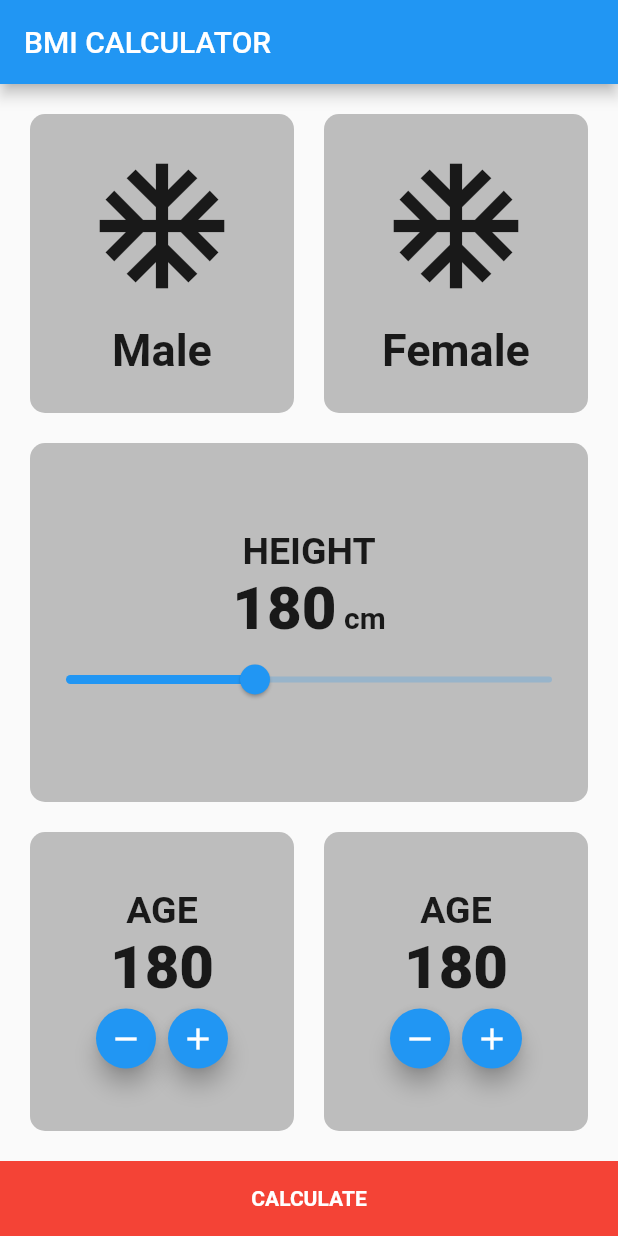
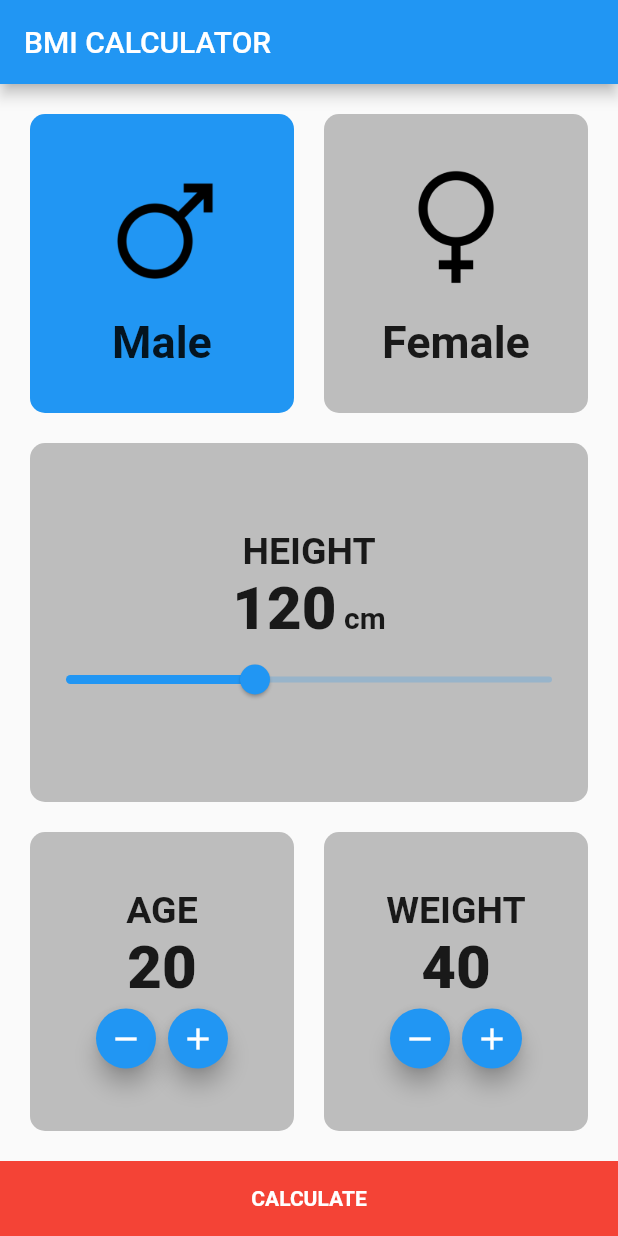
Before and after one commit to Karim-Monir/BMI_Module, a Flutter app: the screen it shows after launch, on a phone screen of 412 x 824 dp. Run offline on Flutter 3.47's test engine with Material 2 defaults, Android fonts, the phone set to English and light mode, and no system bars.

Commit message:
responsive

```diff
--- a/lib/first_screen.dart
+++ b/lib/first_screen.dart
@@ -1,3 +1,6 @@
+import 'dart:math';
+
+import 'package:bmi_module/bmi_result_screen.dart';
 import 'package:flutter/material.dart';
 
 class FirstScreen extends StatefulWidget {
@@ -8,6 +11,11 @@ class FirstScreen extends StatefulWidget {
 }
 
 class _FirstScreenState extends State<FirstScreen> {
+  bool isMale = true;
+  double height = 120.0;
+  int age = 20;
+  int weight = 40;
+
   @override
   Widget build(BuildContext context) {
     return Scaffold(
@@ -24,13 +32,22 @@ class _FirstScreenState extends State<FirstScreen> {
               child: Row(
                 children: [
                   Expanded(
+                    child: GestureDetector(
+                      onTap: () {
+                        setState(() {
+                          isMale = true;
+                        });
+                      },
                       child: Container(
                         child: Column(
                           mainAxisAlignment: MainAxisAlignment.center,
                           children: [
-                          Icon(
-                            Icons.ac_unit_sharp,
-                            size: 100.0,
+                            Image(
+                              image: AssetImage(
+                                'assets/images/male.png',
+                              ),
+                              height: 90.0,
+                              width: 90.0,
                             ),
                             SizedBox(
                               height: 15.0,
@@ -46,7 +63,8 @@ class _FirstScreenState extends State<FirstScreen> {
                         ),
                         decoration: BoxDecoration(
                           borderRadius: BorderRadius.circular(10.0),
-                        color: Colors.grey[400],
+                          color: isMale ? Colors.blue : Colors.grey[400],
+                        ),
                       ),
                     ),
                   ),
@@ -54,13 +72,22 @@ class _FirstScreenState extends State<FirstScreen> {
                     width: 20.0,
                   ),
                   Expanded(
+                    child: GestureDetector(
+                      onTap: () {
+                        setState(() {
+                          isMale = false;
+                        });
+                      },
                       child: Container(
                         child: Column(
                           mainAxisAlignment: MainAxisAlignment.center,
                           children: [
-                          Icon(
-                            Icons.ac_unit_sharp,
-                            size: 100.0,
+                            Image(
+                              image: AssetImage(
+                                'assets/images/female.png',
+                              ),
+                              height: 90.0,
+                              width: 90.0,
                             ),
                             SizedBox(
                               height: 15.0,
@@ -76,7 +103,8 @@ class _FirstScreenState extends State<FirstScreen> {
                         ),
                         decoration: BoxDecoration(
                           borderRadius: BorderRadius.circular(10.0),
-                        color: Colors.grey[400],
+                          color: isMale ? Colors.grey[400] : Colors.blue,
+                        ),
                       ),
                     ),
                   ),
@@ -110,7 +138,7 @@ class _FirstScreenState extends State<FirstScreen> {
                       mainAxisAlignment: MainAxisAlignment.center,
                       children: [
                         Text(
-                          '180',
+                          '${height.round()}',
                           style: TextStyle(
                             fontSize: 40.0,
                             fontWeight: FontWeight.w900,
@@ -129,11 +157,13 @@ class _FirstScreenState extends State<FirstScreen> {
                       ],
                     ),
                     Slider(
-                      value: 120.0, //start value
+                      value: height, //start value
                       max: 230.0, // maximum of slider
                       min: 50.0, // minimum of slider
                       onChanged: (value) {
-                        print(value.round());
+                        setState(() {
+                          height = value;
+                        });
                       },
                     ),
                   ],
@@ -163,7 +193,7 @@ class _FirstScreenState extends State<FirstScreen> {
                             ),
                           ),
                           Text(
-                            '180',
+                            '$age',
                             style: TextStyle(
                               fontSize: 40.0,
                               fontWeight: FontWeight.w900,
@@ -173,14 +203,24 @@ class _FirstScreenState extends State<FirstScreen> {
                             mainAxisAlignment: MainAxisAlignment.center,
                             children: [
                               FloatingActionButton(
-                                onPressed: () {},
+                                onPressed: () {
+                                  setState(() {
+                                    age--;
+                                  });
+                                },
+                                heroTag: 'age-',
                                 mini: true,
                                 child: Icon(
                                   Icons.remove,
                                 ),
                               ),
                               FloatingActionButton(
-                                onPressed: () {},
+                                onPressed: () {
+                                  setState(() {
+                                    age++;
+                                  });
+                                },
+                                heroTag: 'age+',
                                 mini: true,
                                 child: Icon(
                                   Icons.add,
@@ -205,14 +245,14 @@ class _FirstScreenState extends State<FirstScreen> {
                         mainAxisAlignment: MainAxisAlignment.center,
                         children: [
                           Text(
-                            'AGE',
+                            'WEIGHT',
                             style: TextStyle(
                               fontSize: 25.0,
                               fontWeight: FontWeight.bold,
                             ),
                           ),
                           Text(
-                            '180',
+                            '$weight',
                             style: TextStyle(
                               fontSize: 40.0,
                               fontWeight: FontWeight.w900,
@@ -222,14 +262,24 @@ class _FirstScreenState extends State<FirstScreen> {
                             mainAxisAlignment: MainAxisAlignment.center,
                             children: [
                               FloatingActionButton(
-                                onPressed: () {},
+                                onPressed: () {
+                                  setState(() {
+                                    weight--;
+                                  });
+                                },
+                                heroTag: 'w-',
                                 mini: true,
                                 child: Icon(
                                   Icons.remove,
                                 ),
                               ),
                               FloatingActionButton(
-                                onPressed: () {},
+                                onPressed: () {
+                                  setState(() {
+                                    weight++;
+                                  });
+                                },
+                                heroTag: 'w+',
                                 mini: true,
                                 child: Icon(
                                   Icons.add,
@@ -250,7 +300,21 @@ class _FirstScreenState extends State<FirstScreen> {
             height: 50.0,
             width: double.infinity,
             child: TextButton(
-              onPressed: () {},
+              onPressed: () {
+                double result = weight / pow(height / 100, 2);
+                print(result.round());
+
+                Navigator.push(
+                    context,
+                    MaterialPageRoute(
+                        builder: (context) => BmiResult(
+                            age: (age),
+                            result: (result.round()),
+                            isMale: (isMale)
+                        )
+                    )
+                );
+              },
               child: Text(
                 'CALCULATE',
                 style: TextStyle(
--- a/lib/main.dart
+++ b/lib/main.dart
@@ -1,3 +1,4 @@
+// import 'package:bmi_module/bmi_result_screen.dart';
 import 'package:bmi_module/first_screen.dart';
 import 'package:flutter/material.dart';
 
--- a/pubspec.yaml
+++ b/pubspec.yaml
@@ -59,9 +59,8 @@ flutter:
   uses-material-design: true
 
   # To add assets to your application, add an assets section, like this:
-  # assets:
-  #   - images/a_dot_burr.jpeg
-  #   - images/a_dot_ham.jpeg
+  assets:
+    - assets/images/
 
   # An image asset can refer to one or more resolution-specific "variants", see
   # https://flutter.dev/assets-and-images/#resolution-aware
```
Also changed, not shown: lib/bmi_result_screen.dart (added, +62 -0 lines), assets/images/female.png (added), assets/images/male.png (added). Lines whose indentation alone changed are shown as unchanged.
